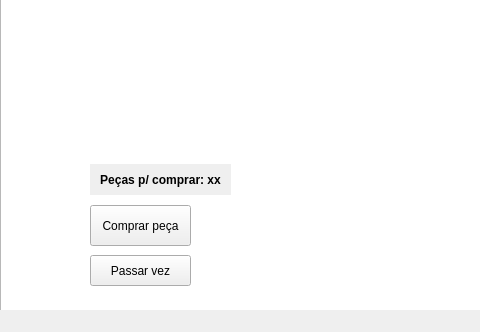
Old version of the form ui/game.ui in the repository cjlcarvalho/domino; both pictures show x 0 to 480 and y 312 to 644 of the 1000 by 644 pixel window.
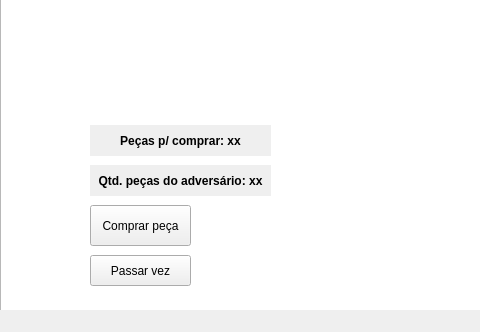
New version of the form.

Commit message: Including draw

What changed in the file:
```diff
--- a/ui/game.ui
+++ b/ui/game.ui
@@ -75,8 +75,8 @@
     <property name="geometry">
      <rect>
       <x>90</x>
-      <y>459</y>
-      <width>141</width>
+      <y>420</y>
+      <width>181</width>
       <height>31</height>
      </rect>
     </property>
@@ -99,6 +99,37 @@
      <set>Qt::AlignCenter</set>
     </property>
    </widget>
+   <widget class="QLabel" name="label_2">
+    <property name="enabled">
+     <bool>true</bool>
+    </property>
+    <property name="geometry">
+     <rect>
+      <x>90</x>
+      <y>460</y>
+      <width>181</width>
+      <height>31</height>
+     </rect>
+    </property>
+    <property name="font">
+     <font>
+      <weight>75</weight>
+      <bold>true</bold>
+     </font>
+    </property>
+    <property name="autoFillBackground">
+     <bool>true</bool>
+    </property>
+    <property name="styleSheet">
+     <string notr="true"/>
+    </property>
+    <property name="text">
+     <string>Qtd. peças do adversário: xx</string>
+    </property>
+    <property name="alignment">
+     <set>Qt::AlignCenter</set>
+    </property>
+   </widget>
   </widget>
   <widget class="QMenuBar" name="menuBar">
    <property name="geometry">
```
Left out of the diff: 2 changed lines with no effect on the pictures. The commit also changes 2 other files.
